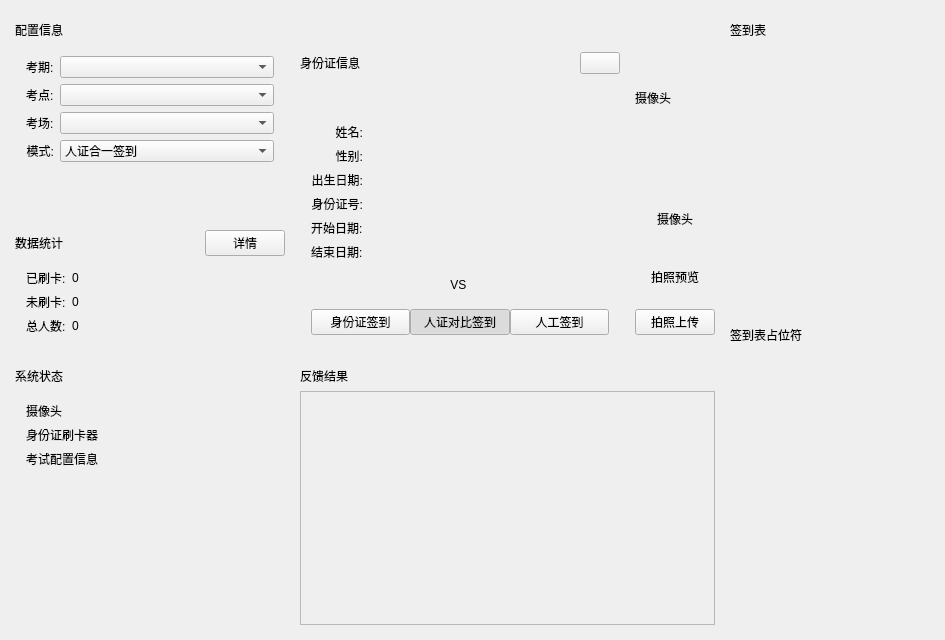
First picture: the form in AiSign/gui/AiSignWidget.ui, repository xtuer/Qt, before the edit.
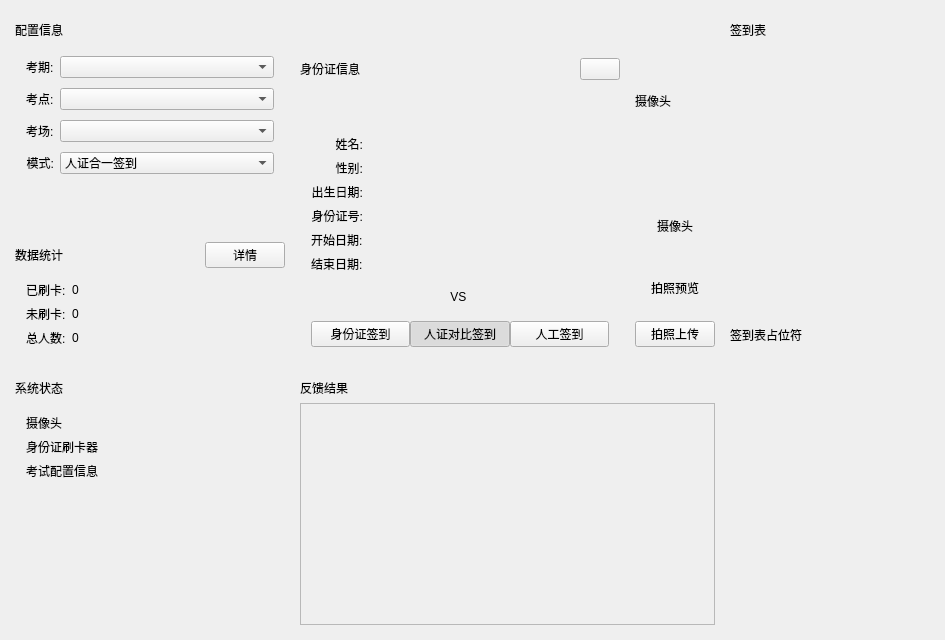
Second picture: the form after the edit.

Commit message: 增加身份证信息部分的宽度

Patch:
```diff
--- a/AiSign/gui/AiSignWidget.ui
+++ b/AiSign/gui/AiSignWidget.ui
@@ -158,7 +158,7 @@
                  <x>0</x>
                  <y>0</y>
                  <width>408</width>
-                 <height>260</height>
+                 <height>244</height>
                 </rect>
                </property>
                <layout class="QGridLayout" name="gridLayout_20">
@@ -437,6 +437,9 @@
             <string>ContainerContentWidget</string>
            </property>
            <layout class="QGridLayout" name="gridLayout_13">
+            <property name="verticalSpacing">
+             <number>10</number>
+            </property>
             <item row="2" column="1">
              <widget class="QComboBox" name="roomComboBox"/>
             </item>
```
Left out of the diff: 2 changed lines with no effect on the pictures. The commit also changes 1 other file.
